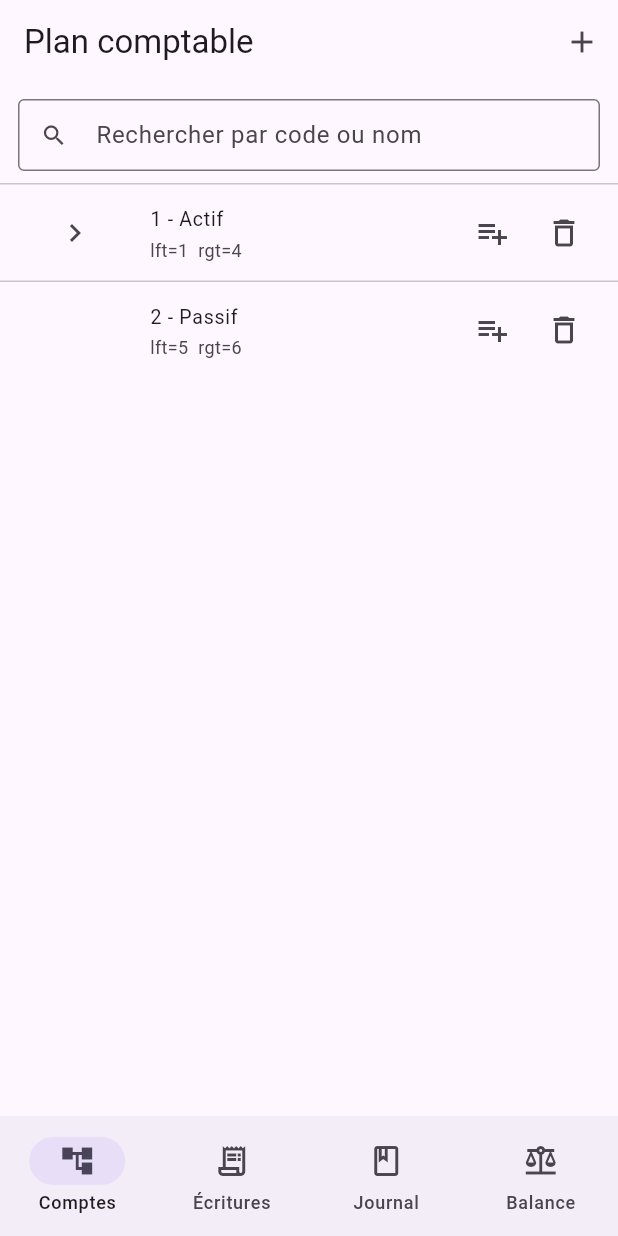
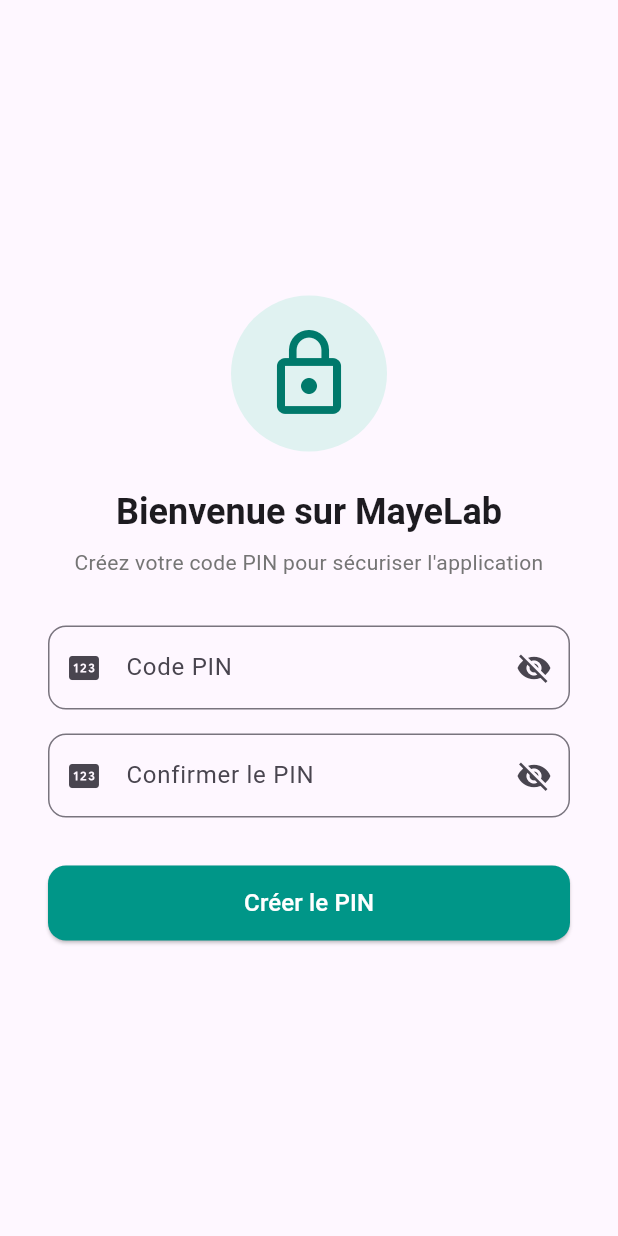
Before and after one commit to joker2916/mayelab_project, a Flutter app: the screen it shows after launch, on a phone screen of 412 x 824 dp. Run offline on Flutter 3.47's test engine with Material 3 defaults, Android fonts, the phone set to English and light mode, and no system bars; our stand-ins replace drift, flutter_riverpod, open_file, pdf, shared_preferences; accounts and stored records are empty; generated files the repository leaves out were written again.

```diff
--- a/lib/app.dart
+++ b/lib/app.dart
@@ -5,6 +5,9 @@ import 'package:mayelab_project/comptes_pages.dart';
 import 'package:mayelab_project/journal_page.dart';
 import 'package:mayelab_project/ecritures_pages.dart';
 import 'package:mayelab_project/screens/balance_screen.dart';
+import 'package:mayelab_project/screens/pin_setup_screen.dart';
+import 'package:mayelab_project/screens/pin_login_screen.dart';
+import 'package:mayelab_project/services/auth_service.dart';
 
 class MyApp extends StatelessWidget {
   const MyApp({super.key});
@@ -16,14 +19,80 @@ class MyApp extends StatelessWidget {
         title: 'Mayelab',
         debugShowCheckedModeBanner: false,
         theme: ThemeData(primarySwatch: Colors.blue),
-        home: const MainShell(),
+        home: const AuthGate(),
       ),
     );
   }
 }
 
+/// Gère le flux : PIN Setup → PIN Login → App principale
+class AuthGate extends StatefulWidget {
+  const AuthGate({super.key});
+
+  @override
+  State<AuthGate> createState() => _AuthGateState();
+}
+
+class _AuthGateState extends State<AuthGate> {
+  final _authService = AuthService();
+  bool _loading = true;
+  bool _hasPin = false;
+  bool _authenticated = false;
+
+  @override
+  void initState() {
+    super.initState();
+    _checkPin();
+  }
+
+  Future<void> _checkPin() async {
+    final exists = await _authService.hasPin();
+    setState(() {
+      _hasPin = exists;
+      _loading = false;
+    });
+  }
+
+  @override
+  Widget build(BuildContext context) {
+    if (_loading) {
+      return const Scaffold(
+        body: Center(child: CircularProgressIndicator()),
+      );
+    }
+
+    // Déjà authentifié → app principale
+    if (_authenticated) {
+      return const MainShell();
+    }
+
+    // Pas de PIN → création
+    if (!_hasPin) {
+      return PinSetupScreen(
+        onPinCreated: (pin) async {
+          await _authService.createPin(pin);
+          setState(() {
+            _hasPin = true;
+            _authenticated = true;
+          });
+        },
+      );
+    }
+
+    // PIN existe → connexion
+    return PinLoginScreen(
+      onPinEntered: (pin) async {
+        final ok = await _authService.verifyPin(pin);
+        if (ok) {
+          setState(() => _authenticated = true);
+        }
+        return ok;
+      },
+    );
+  }
+}
+
 class MainShell extends ConsumerWidget {
-  //  ConsumerWidget
   const MainShell({super.key});
 
   @override
--- /dev/null
+++ b/lib/screens/pin_setup_screen.dart
@@ -0,0 +1,202 @@
+// lib/screens/pin_setup_screen.dart
+
+import 'package:flutter/material.dart';
+import 'package:flutter/services.dart';
+
+class PinSetupScreen extends StatefulWidget {
+  final Future<void> Function(String pin) onPinCreated;
+
+  const PinSetupScreen({super.key, required this.onPinCreated});
+
+  @override
+  State<PinSetupScreen> createState() => _PinSetupScreenState();
+}
+
+class _PinSetupScreenState extends State<PinSetupScreen> {
+  final _pinController = TextEditingController();
+  final _confirmController = TextEditingController();
+  final _formKey = GlobalKey<FormState>();
+  bool _loading = false;
+  bool _obscurePin = true;
+  bool _obscureConfirm = true;
+
+  @override
+  void dispose() {
+    _pinController.dispose();
+    _confirmController.dispose();
+    super.dispose();
+  }
+
+  Future<void> _submit() async {
+    if (!_formKey.currentState!.validate()) return;
+
+    setState(() => _loading = true);
+    try {
+      await widget.onPinCreated(_pinController.text.trim());
+    } catch (e) {
+      if (mounted) {
+        ScaffoldMessenger.of(context).showSnackBar(
+          SnackBar(
+            content: Text('Erreur : $e'),
+            backgroundColor: Colors.red,
+          ),
+        );
+      }
+    } finally {
+      if (mounted) setState(() => _loading = false);
+    }
+  }
+
+  @override
+  Widget build(BuildContext context) {
+    return Scaffold(
+      body: Center(
+        child: SingleChildScrollView(
+          padding: const EdgeInsets.all(32),
+          child: Form(
+            key: _formKey,
+            child: Column(
+              mainAxisSize: MainAxisSize.min,
+              children: [
+                // Icône
+                Container(
+                  padding: const EdgeInsets.all(20),
+                  decoration: BoxDecoration(
+                    color: Colors.teal.shade50,
+                    shape: BoxShape.circle,
+                  ),
+                  child: Icon(
+                    Icons.lock_outline,
+                    size: 64,
+                    color: Colors.teal.shade700,
+                  ),
+                ),
+                const SizedBox(height: 24),
+
+                // Titre
+                Text(
+                  'Bienvenue sur MayeLab',
+                  style: Theme.of(context).textTheme.headlineSmall?.copyWith(
+                        fontWeight: FontWeight.bold,
+                      ),
+                ),
+                const SizedBox(height: 8),
+                Text(
+                  'Créez votre code PIN pour sécuriser l\'application',
+                  textAlign: TextAlign.center,
+                  style: Theme.of(context).textTheme.bodyMedium?.copyWith(
+                        color: Colors.grey[600],
+                      ),
+                ),
+                const SizedBox(height: 32),
+
+                // Champ PIN
+                TextFormField(
+                  controller: _pinController,
+                  obscureText: _obscurePin,
+                  keyboardType: TextInputType.number,
+                  inputFormatters: [
+                    FilteringTextInputFormatter.digitsOnly,
+                    LengthLimitingTextInputFormatter(6),
+                  ],
+                  decoration: InputDecoration(
+                    labelText: 'Code PIN',
+                    hintText: '4 à 6 chiffres',
+                    prefixIcon: const Icon(Icons.pin),
+                    suffixIcon: IconButton(
+                      icon: Icon(
+                        _obscurePin ? Icons.visibility_off : Icons.visibility,
+                      ),
+                      onPressed: () =>
+                          setState(() => _obscurePin = !_obscurePin),
+                    ),
+                    border: OutlineInputBorder(
+                      borderRadius: BorderRadius.circular(12),
+                    ),
+                  ),
+                  validator: (v) {
+                    if (v == null || v.trim().isEmpty) {
+                      return 'Veuillez saisir un code PIN';
+                    }
+                    if (v.trim().length < 4) {
+                      return 'Minimum 4 chiffres';
+                    }
+                    return null;
+                  },
+                ),
+                const SizedBox(height: 16),
+
+                // Confirmation
+                TextFormField(
+                  controller: _confirmController,
+                  obscureText: _obscureConfirm,
+                  keyboardType: TextInputType.number,
+                  inputFormatters: [
+                    FilteringTextInputFormatter.digitsOnly,
+                    LengthLimitingTextInputFormatter(6),
+                  ],
+                  decoration: InputDecoration(
+                    labelText: 'Confirmer le PIN',
+                    hintText: 'Ressaisissez le même PIN',
+                    prefixIcon: const Icon(Icons.pin),
+                    suffixIcon: IconButton(
+                      icon: Icon(
+                        _obscureConfirm
+                            ? Icons.visibility_off
+                            : Icons.visibility,
+                      ),
+                      onPressed: () =>
+                          setState(() => _obscureConfirm = !_obscureConfirm),
+                    ),
+                    border: OutlineInputBorder(
+                      borderRadius: BorderRadius.circular(12),
+                    ),
+                  ),
+                  validator: (v) {
+                    if (v == null || v.trim().isEmpty) {
+                      return 'Veuillez confirmer le PIN';
+                    }
+                    if (v.trim() != _pinController.text.trim()) {
+                      return 'Les codes PIN ne correspondent pas';
+                    }
+                    return null;
+                  },
+                ),
+                const SizedBox(height: 32),
+
+                // Bouton
+                SizedBox(
+                  width: double.infinity,
+                  height: 50,
+                  child: ElevatedButton(
+                    onPressed: _loading ? null : _submit,
+                    style: ElevatedButton.styleFrom(
+                      backgroundColor: Colors.teal,
+                      foregroundColor: Colors.white,
+                      shape: RoundedRectangleBorder(
+                        borderRadius: BorderRadius.circular(12),
+                      ),
+                    ),
+                    child: _loading
+                        ? const SizedBox(
+                            width: 24,
+                            height: 24,
+                            child: CircularProgressIndicator(
+                              color: Colors.white,
+                              strokeWidth: 2,
+                            ),
+                          )
+                        : const Text(
+                            'Créer le PIN',
+                            style: TextStyle(fontSize: 16),
+                          ),
+                  ),
+                ),
+              ],
+            ),
+          ),
+        ),
+      ),
+    );
+  }
+}
--- /dev/null
+++ b/lib/services/auth_service.dart
@@ -0,0 +1,26 @@
+import 'package:shared_preferences/shared_preferences.dart';
+
+class AuthService {
+  static const _pinKey = 'user_pin';
+
+  Future<bool> hasPin() async {
+    final prefs = await SharedPreferences.getInstance();
+    return prefs.containsKey(_pinKey);
+  }
+
+  Future<void> createPin(String pin) async {
+    final prefs = await SharedPreferences.getInstance();
+    await prefs.setString(_pinKey, pin);
+  }
+
+  Future<bool> verifyPin(String pin) async {
+    final prefs = await SharedPreferences.getInstance();
+    final stored = prefs.getString(_pinKey);
+    return stored == pin;
+  }
+
+  Future<void> deletePin() async {
+    final prefs = await SharedPreferences.getInstance();
+    await prefs.remove(_pinKey);
+  }
+}
--- a/pubspec.yaml
+++ b/pubspec.yaml
@@ -51,6 +51,8 @@ dependencies:
   printing: ^5.14.3
   share_plus: ^12.0.1
   open_file: ^3.5.11
+  crypto: ^3.0.7
+  shared_preferences: ^2.5.4
 
 
 dev_dependencies:
```
Also changed, not shown: lib/db/app_database.dart (+72 -1 lines), lib/screens/pin_login_screen.dart (added, +154 -0 lines), lib/db/app_database.g.dart, pubspec.lock, 1 other file.
